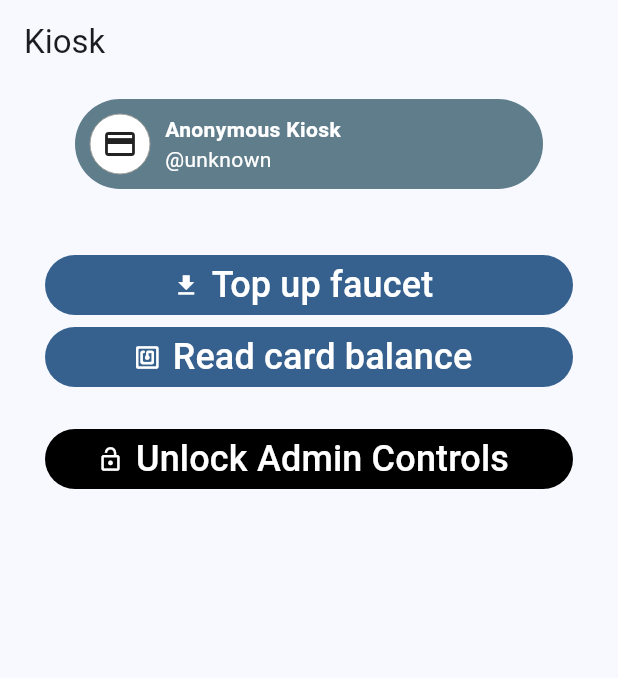
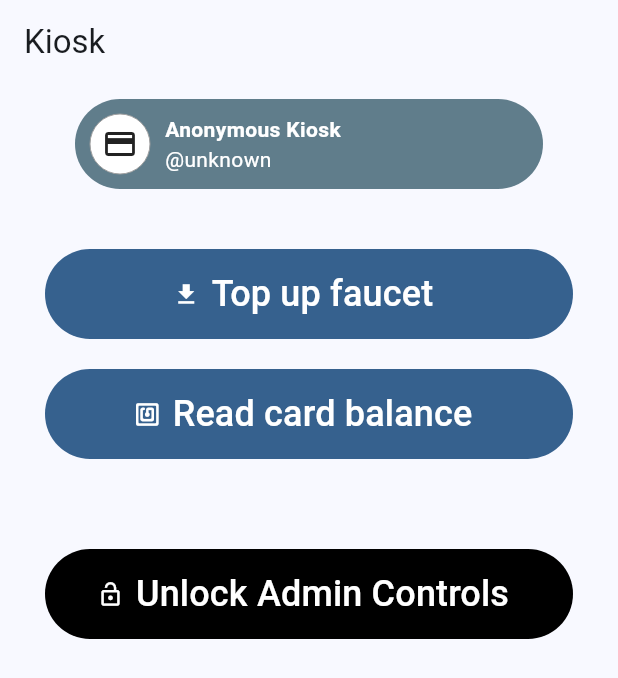
Before and after one commit to citizenwallet/pos, a Flutter app: the screen it shows after launch, on a phone screen of 412 x 824 dp. Shown: the top 678 px of the screen. Run offline on Flutter 3.47's test engine with Material 3 defaults, Android fonts, the phone set to English and light mode, and no system bars; our stand-ins replace cached_network_image, file_picker, flutter_dotenv, flutter_svg, go_router, qr_flutter and 3 more; missing offline and left inert: mobile_scanner, nfc_manager, rate_limiter, smartcontracts, web3dart; accounts and stored records are empty; network calls fail; project files that could hold a hidden picture were left out.

```diff
--- a/lib/screens/kiosk/screen.dart
+++ b/lib/screens/kiosk/screen.dart
@@ -441,6 +441,14 @@ class _KioskScreenState extends State<KioskScreen> {
                                     'Top up faucet',
                                     style: TextStyle(fontSize: 24),
                                   ),
+                                  style: const ButtonStyle(
+                                    minimumSize: WidgetStatePropertyAll(
+                                      Size(100, 60),
+                                    ),
+                                  ),
+                                ),
+                                const SizedBox(
+                                  height: 20,
                                 ),
                                 FilledButton.icon(
                                   onPressed: handleReadNFC,
@@ -449,6 +457,14 @@ class _KioskScreenState extends State<KioskScreen> {
                                     'Read card balance',
                                     style: TextStyle(fontSize: 24),
                                   ),
+                                  style: const ButtonStyle(
+                                    minimumSize: WidgetStatePropertyAll(
+                                      Size(100, 60),
+                                    ),
+                                  ),
+                                ),
+                                const SizedBox(
+                                  height: 40,
                                 ),
                               ],
                             ),
@@ -467,6 +483,9 @@ class _KioskScreenState extends State<KioskScreen> {
                                 style: const ButtonStyle(
                                   backgroundColor:
                                       WidgetStatePropertyAll(Colors.black),
+                                  minimumSize: WidgetStatePropertyAll(
+                                    Size(100, 60),
+                                  ),
                                 ),
                                 label: const Text(
                                   'Unlock Admin Controls',
```
